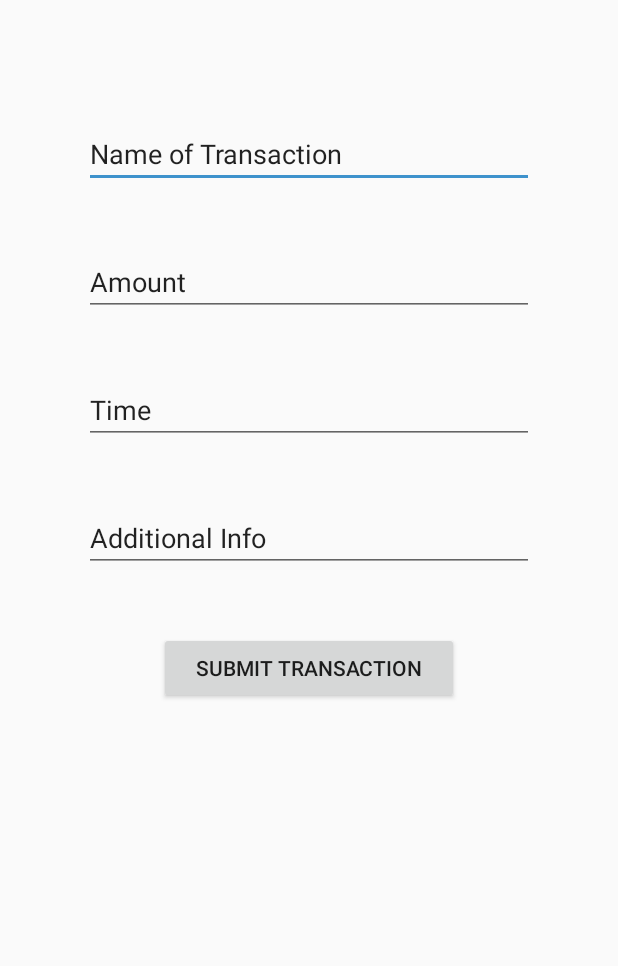
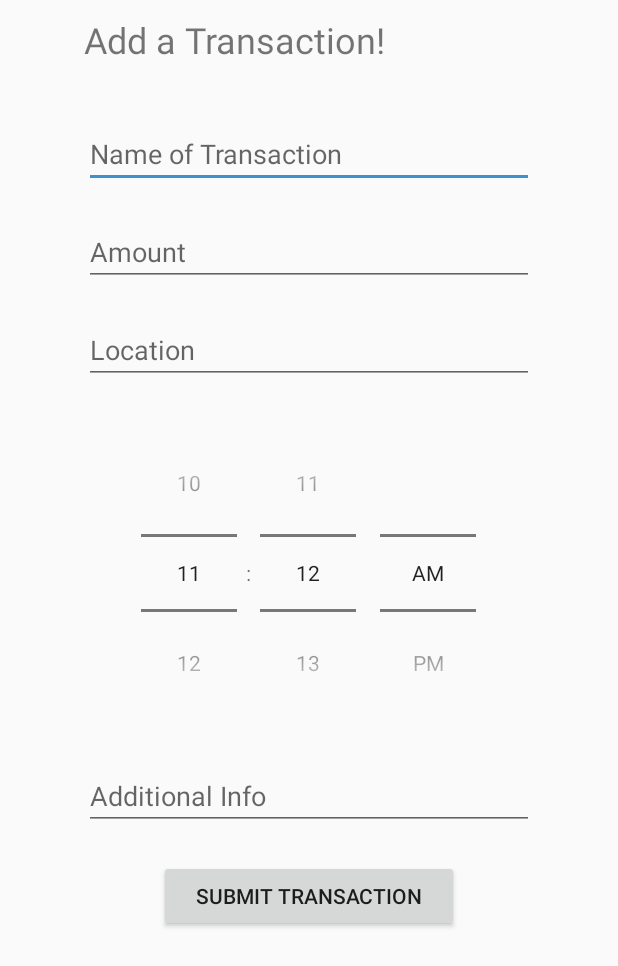
Before and after one commit to anantkes19/cheqit, an Android app: the AddActivity screen opened directly, with no data from a screen before it, after a tap on "SUBMIT TRANSACTION", on a phone screen of 412 x 824 dp. Shown: the top 966 px of the screen. Run offline under Robolectric (Android 15) with nearby library versions, the phone set to English and light mode, and no system bars; network calls fail.

Commit message:
Added time picker for add transaction

```diff
--- a/app/src/main/java/devops/colby/cheqit/AddActivity.java
+++ b/app/src/main/java/devops/colby/cheqit/AddActivity.java
@@ -1,15 +1,16 @@
 package devops.colby.cheqit;
 
-import android.content.Context;
-import android.content.Intent;
+
 import android.support.v7.app.AppCompatActivity;
 import android.os.Bundle;
 import android.view.View;
 import android.widget.Button;
 import android.widget.EditText;
+import android.widget.TimePicker;
 
 import java.io.IOException;
-import java.util.ArrayList;
+import java.util.Calendar;
+
 
 public class AddActivity extends AppCompatActivity {
 
@@ -21,20 +22,23 @@ public class AddActivity extends AppCompatActivity {
         final Button submitButton = findViewById(R.id.button_submit);
         final EditText nameText = findViewById(R.id.nameText);
         final EditText amountText = findViewById(R.id.amountText);
-        final EditText timeText = findViewById(R.id.timeText);
+        final TimePicker timePicker = findViewById(R.id.timeText);
         final EditText commentText = findViewById(R.id.commentText);
-        final Context context = this;
+
+        final Calendar calendar = Calendar.getInstance();
+        timePicker.setHour(calendar.HOUR_OF_DAY);
+        timePicker.setMinute(calendar.MINUTE);
         submitButton.setOnClickListener(new View.OnClickListener() {
             public void onClick(View v) {
                 Transaction newTransaction = new Transaction();
                 newTransaction.name = nameText.getText().toString();
                 newTransaction.amount = amountText.getText().toString();
-                newTransaction.time = timeText.getText().toString();
+                newTransaction.time = String.valueOf(timePicker.getHour()) + ":" +String.valueOf(timePicker.getMinute());
                 newTransaction.comment = commentText.getText().toString();
 
                 JsonHandler handler = (JsonHandler)getApplication();
                 try {
-                    handler.setTransaction(newTransaction, context);
+                    handler.setTransaction(newTransaction);
                 } catch (IOException e) {
                     e.printStackTrace();
                 }
--- a/app/src/main/java/devops/colby/cheqit/HistoryActivity.java
+++ b/app/src/main/java/devops/colby/cheqit/HistoryActivity.java
@@ -15,7 +15,7 @@ public class HistoryActivity extends AppCompatActivity {
         setContentView(R.layout.activity_history);
 
         JsonHandler handler = (JsonHandler)getApplication();
-        ArrayList<Transaction> transactionList = handler.getTransactions("history.json", "history", this);
+        ArrayList<Transaction> transactionList = handler.getTransactions("history");
 
         pastTransactions = (ListView) findViewById(R.id.past_transactions_list_view);
 
--- a/app/src/main/java/devops/colby/cheqit/JsonHandler.java
+++ b/app/src/main/java/devops/colby/cheqit/JsonHandler.java
@@ -20,12 +20,12 @@ public class JsonHandler extends Application {
 
 
 
-    public ArrayList<Transaction> getTransactions(String filename, String jsonName, Context context){
+    public ArrayList<Transaction> getTransactions(String filename){
         final ArrayList<Transaction> transactionList = new ArrayList<>();
 
         try {
             // Load data
-            String jsonString = loadJsonFromAsset(filename, context);
+            String jsonString = loadJson(filename);
 
             JSONArray transactions = new JSONArray(jsonString);
 
@@ -40,17 +40,15 @@ public class JsonHandler extends Application {
 
                 transactionList.add(transaction);
             }
-        } catch (JSONException e) {
-            e.printStackTrace();
-        } catch (IOException e) {
+        } catch (JSONException | IOException e) {
             e.printStackTrace();
         }
 
         return transactionList;
     }
 
-    public void setTransaction(Transaction transaction, Context context) throws IOException {
-        ArrayList<Transaction> transactionList = getTransactions("history.json","history",context);
+    public void setTransaction(Transaction transaction) throws IOException {
+        ArrayList<Transaction> transactionList = getTransactions("history");
 
         transactionList.add(transaction);
         JSONArray jsonArray = new JSONArray();
@@ -68,9 +66,9 @@ public class JsonHandler extends Application {
 
     }
 
-    private String loadJsonFromAsset(String filename, Context context) throws IOException {
+    private String loadJson(String filename) throws IOException {
         String json;
-        FileInputStream fis = openFileInput("history");
+        FileInputStream fis = openFileInput(filename);
         int size = fis.available();
         byte[] buffer = new byte[size];
         fis.read(buffer);
--- a/app/src/main/res/layout/activity_add.xml
+++ b/app/src/main/res/layout/activity_add.xml
@@ -1,5 +1,5 @@
 <?xml version="1.0" encoding="utf-8"?>
-<android.support.constraint.ConstraintLayout xmlns:android="http://schemas.android.com/apk/res/android"
+<android.support.v4.widget.NestedScrollView xmlns:android="http://schemas.android.com/apk/res/android"
     xmlns:app="http://schemas.android.com/apk/res-auto"
     xmlns:tools="http://schemas.android.com/tools"
     android:layout_width="match_parent"
@@ -10,7 +10,15 @@
         android:layout_height="fill_parent"
         xmlns:android="http://schemas.android.com/apk/res/android">
 
-
+        <TextView
+            android:id="@+id/titleText"
+            android:layout_width="300dp"
+            android:layout_height="wrap_content"
+            android:layout_alignParentTop="true"
+            android:layout_marginTop="10dp"
+            android:textSize="24sp"
+            android:layout_centerInParent="true"
+            android:text="@string/add_title"/>
         <EditText
             android:id="@+id/nameText"
             android:layout_width="300dp"
@@ -19,41 +27,50 @@
             android:layout_marginTop="80dp"
             android:layout_centerInParent="true"
             android:inputType="textPersonName"
-            android:text="@string/add_name" />
+            android:hint="@string/add_name" />
         <EditText
             android:id="@+id/amountText"
             android:layout_width="300dp"
             android:layout_height="wrap_content"
-            android:layout_marginTop="40dp"
+            android:layout_marginTop="20dp"
             android:layout_below="@+id/nameText"
             android:layout_centerInParent="true"
             android:inputType="textPersonName"
-            android:text="@string/add_amount" />
+            android:hint="@string/add_amount" />
         <EditText
+            android:id="@+id/locationText"
+            android:layout_width="300dp"
+            android:layout_height="wrap_content"
+            android:layout_marginTop="20dp"
+            android:layout_below="@+id/amountText"
+            android:layout_centerInParent="true"
+            android:inputType="textPersonName"
+            android:hint="@string/add_location" />
+        <TimePicker
             android:id="@+id/timeText"
             android:layout_width="300dp"
             android:layout_height="wrap_content"
-            android:layout_marginTop="40dp"
-            android:layout_below="@+id/amountText"
+            android:layout_marginTop="20dp"
+            android:layout_below="@+id/locationText"
             android:layout_centerInParent="true"
-            android:inputType="textPersonName"
-            android:text="@string/add_time" />
+            android:timePickerMode="spinner"
+            />
         <EditText
             android:id="@+id/commentText"
             android:layout_width="300dp"
             android:layout_height="wrap_content"
-            android:layout_marginTop="40dp"
+            android:layout_marginTop="20dp"
             android:layout_below="@+id/timeText"
             android:layout_centerInParent="true"
             android:inputType="textPersonName"
-            android:text="@string/add_comment" />
+            android:hint="@string/add_comment" />
         <Button
             android:id="@+id/button_submit"
             android:layout_height="wrap_content"
             android:layout_width="200dp"
             android:layout_centerInParent="true"
-            android:layout_marginTop="40dp"
+            android:layout_marginTop="20dp"
             android:layout_below="@+id/commentText"
             android:text="@string/add_submit" />
     </RelativeLayout>
-</android.support.constraint.ConstraintLayout>
+</android.support.v4.widget.NestedScrollView>
--- a/app/src/main/res/values/strings.xml
+++ b/app/src/main/res/values/strings.xml
@@ -9,6 +9,6 @@
     <string name="add_amount">Amount</string>
     <string name="add_time">Time</string>
     <string name="add_comment">Additional Info</string>
-
-
+    <string name="add_location">Location</string>
+    <string name="add_title">Add a Transaction!</string>
 </resources>
```
